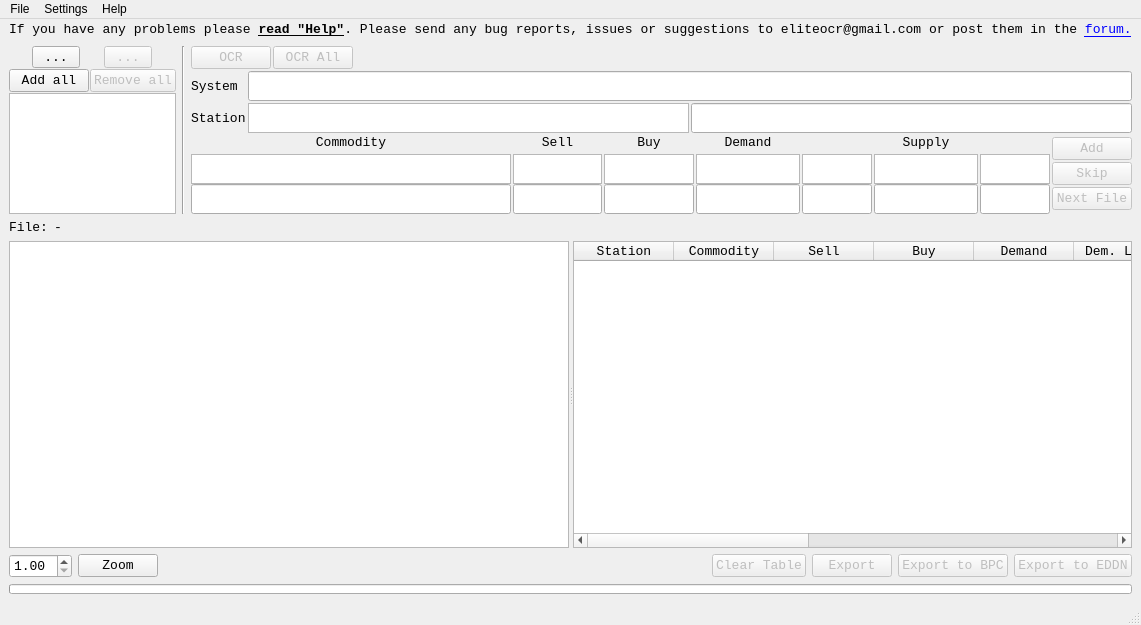
Above: eliteOCRGUI.ui from seeebek/EliteOCR before the change. Below: the same form after it.
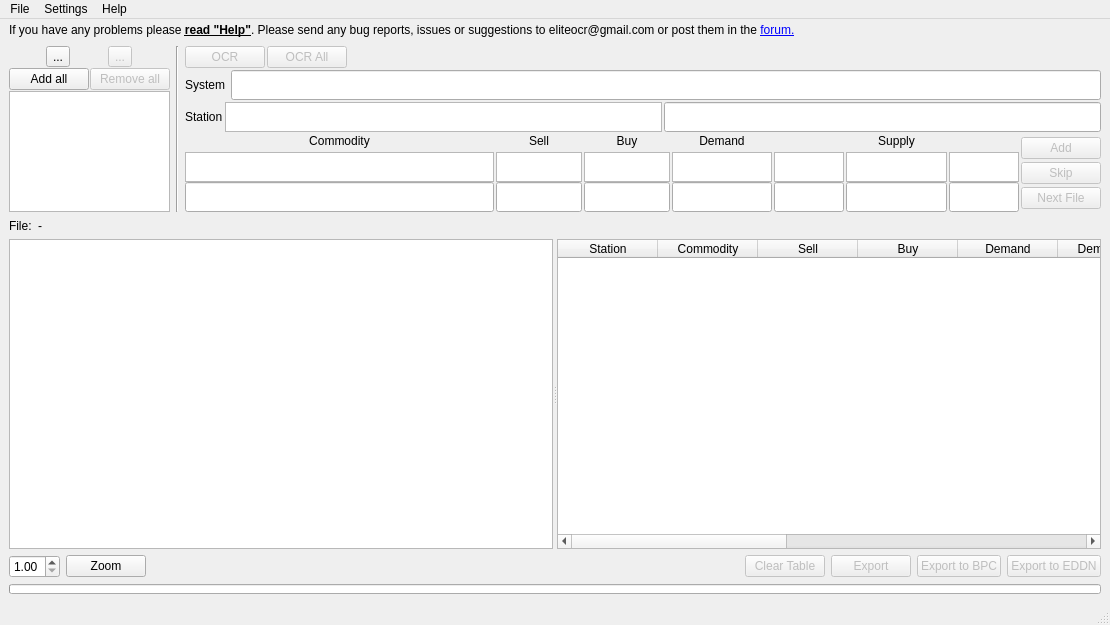
That is the form after the change. Icons and pictures are not drawn. Custom widgets are drawn as their Qt base class.

Commit message: Fix fonts on Mac. All fonts now set from the stylesheet. Fix Commodity Editor display with dark stylesheet.

Diff of the .ui file:
```diff
--- a/eliteOCRGUI.ui
+++ b/eliteOCRGUI.ui
@@ -21,12 +21,6 @@
     <normaloff>:/ico/icon.ico</normaloff>:/ico/icon.ico</iconset>
   </property>
   <widget class="QWidget" name="centralwidget">
-   <property name="font">
-    <font>
-     <family>Consolas</family>
-     <pointsize>10</pointsize>
-    </font>
-   </property>
    <layout class="QVBoxLayout" name="verticalLayout_4">
     <property name="topMargin">
      <number>1</number>
@@ -47,7 +41,7 @@
         <property name="maximumSize">
          <size>
           <width>16777215</width>
-          <height>15</height>
+          <height>18</height>
          </size>
         </property>
         <property name="text">
```
The commit also changes 4 other files.
